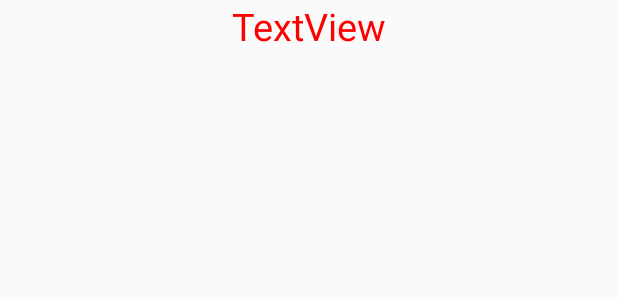
After one commit to harsha20599/LeBox, an Android app: the layout custom_list_view.xml on its own in the app's theme, with its tools: preview values and no code run, on a phone screen of 412 x 824 dp. The commit adds this screen. Shown: the top 300 px of the screen. Run offline under Robolectric (Android 15) with nearby library versions, the phone set to English and light mode, and no system bars.

Commit message:
Written Instructions ListView Commit

```diff
--- a/app/src/main/AndroidManifest.xml
+++ b/app/src/main/AndroidManifest.xml
@@ -20,7 +20,8 @@
         <activity android:name=".Recovery" />
         <activity android:name=".Gapps" />
         <activity android:name=".Bootanim" />
-        <activity android:name=".Bootlogo"></activity>
+        <activity android:name=".Bootlogo" />
+        <activity android:name=".Written"></activity>
     </application>
 
 </manifest>
--- a/app/src/main/res/layout/activity_tutorials.xml
+++ b/app/src/main/res/layout/activity_tutorials.xml
@@ -20,7 +20,7 @@
             android:layout_gravity="center"
             android:layout_width="match_parent"
             android:layout_height="0dp"
-            card_view:cardCornerRadius="5dp"
+            card_view:cardCornerRadius="10dp"
             card_view:cardElevation="5dp"
             android:layout_marginLeft="10dp"
             android:layout_marginRight="10dp"
@@ -54,6 +54,7 @@
             card_view:cardElevation="1dp"
             android:layout_weight="1"
             android:clickable="true"
+            android:onClick="Next"
             android:foreground="@drawable/ripple_bg"
             android:stateListAnimator="@anim/lift_on_touch">
 
--- /dev/null
+++ b/app/src/main/res/layout/custom_list_view.xml
@@ -0,0 +1,15 @@
+<?xml version="1.0" encoding="utf-8"?>
+<LinearLayout xmlns:android="http://schemas.android.com/apk/res/android"
+    android:layout_width="match_parent"
+    android:layout_height="match_parent">
+
+    <TextView
+        android:text="TextView"
+        android:gravity="center"
+        android:textSize="25sp"
+        android:textColor="#ff0000"
+        android:layout_width="match_parent"
+        android:layout_height="wrap_content"
+        android:id="@+id/textView"
+        android:layout_weight="1" />
+</LinearLayout>
```
Also changed, not shown: app/src/main/java/com/nitwit/idiot/lebox/Tutorials.java (+6 -3 lines), app/src/main/java/com/nitwit/idiot/lebox/Written.java (added, +32 -0 lines), app/src/main/res/layout/activity_written.xml (added, +15 -0 lines), 2 other files.
